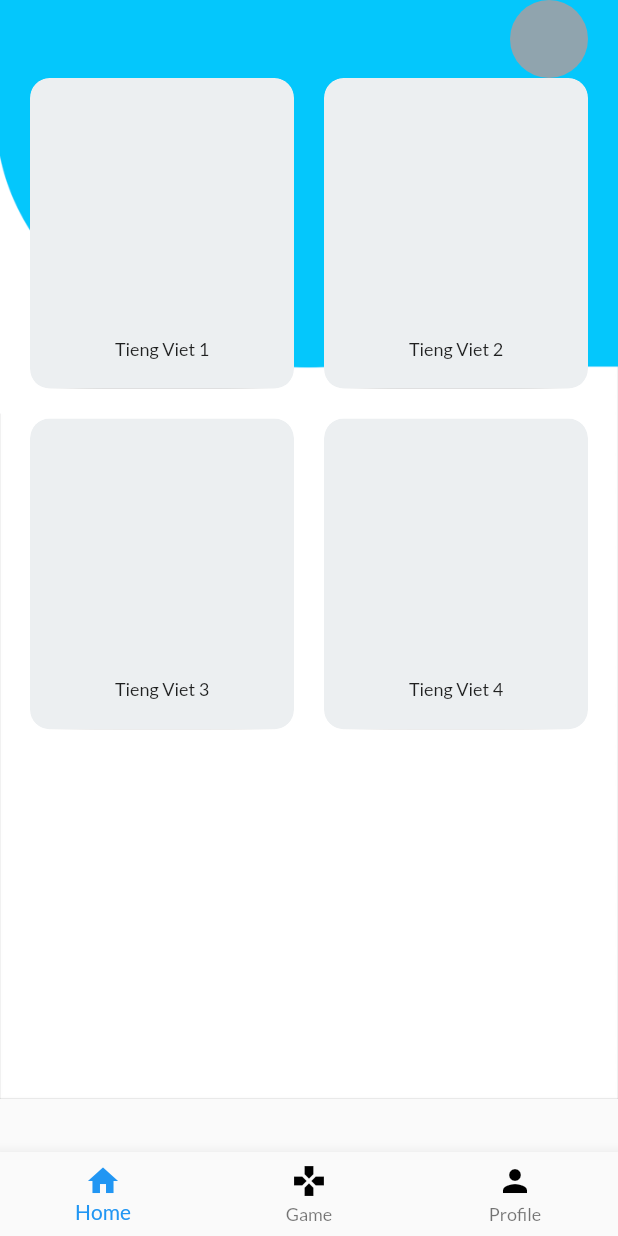
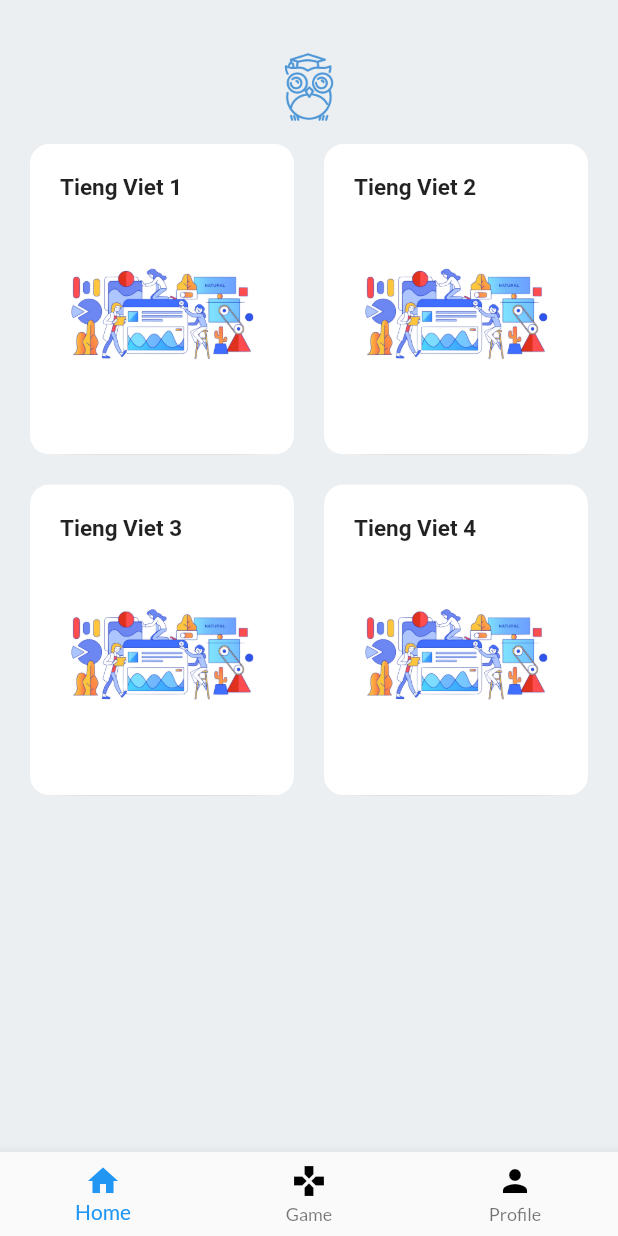
Before and after one commit to nguynduyanh169/vietnamese_learning, a Flutter app: the screen it shows after launch, after a tap on an icon or button, on a phone screen of 412 x 824 dp. Run offline on Flutter 3.47's test engine with Material 2 defaults, Android fonts, the phone set to English and light mode, and no system bars; our stand-ins replace flutter_signin_button, flutter_svg, google_fonts, percent_indicator.

Commit message:
fix home screen and add lesson detail screen

```diff
--- a/lib/src/resources/home_page.dart
+++ b/lib/src/resources/home_page.dart
@@ -30,7 +30,9 @@ class _HomePageState extends State<HomePage> {
   @override
   Widget build(BuildContext context) {
     return Scaffold(
+
       body: tabs[_currentIndex],
+      backgroundColor: Colors.blueGrey[50],
       bottomNavigationBar: BottomNavigationBar(
         type: BottomNavigationBarType.fixed,
         items: [
--- a/lib/src/resources/home_screen.dart
+++ b/lib/src/resources/home_screen.dart
@@ -1,6 +1,6 @@
 import 'package:flutter/material.dart';
+import 'package:vietnamese_learning/src/resources/lesson_detail.dart';
 import 'package:vietnamese_learning/src/widgets/category_card.dart';
-import 'package:vietnamese_learning/src/widgets/search_bar.dart';
 
 class HomeScreen extends StatefulWidget{
   HomeScreen({Key key}) : super(key: key);
@@ -15,30 +15,18 @@ class _HomeScreenState extends State<HomeScreen>{
   Widget build(BuildContext context) {
     // TODO: implement build
     return Stack(children: <Widget>[
-      Container(
-        decoration: BoxDecoration(
-          image: DecorationImage(
-            alignment: Alignment.topCenter,
-            image: AssetImage("assets/images/background.png"),
-          ),
-        ),
-      ),
-      SafeArea(
-        child: Padding(
-          padding: const EdgeInsets.symmetric(horizontal: 20),
+    Padding(
+          padding: const EdgeInsets.symmetric(horizontal: 20, vertical: 20),
           child: Column(
             crossAxisAlignment: CrossAxisAlignment.start,
             children: <Widget>[
-              Align(
-                alignment: Alignment.topRight,
-                child: Container(
-                  alignment: Alignment.center,
-                  height: 52,
-                  width: 52,
-                  decoration: BoxDecoration(
-                    color: Colors.blueGrey[300],
-                    shape: BoxShape.circle,
-                  ),
+              Container(
+                padding: const EdgeInsets.symmetric(vertical: 13),
+                alignment: Alignment.center,
+                child: Image(
+                    width: 50,
+                    height: 50,
+                    image: AssetImage('assets/images/logolearning.png')
                 ),
               ),
               Expanded(
@@ -50,22 +38,29 @@ class _HomeScreenState extends State<HomeScreen>{
                   children: <Widget>[
                     CategoryCard(
                       title: "Tieng Viet 1",
-                      svgSrc: "assets/images/tiengviet1.svg",
-                      press: () {},
+                      svgSrc: "assets/images/logo.png",
+                      press: () {
+                        Navigator.push(
+                            context,
+                            MaterialPageRoute(builder: (context){
+                              return LessonDetail();
+                            }),
+                        );
+                      },
                     ),
                     CategoryCard(
                       title: "Tieng Viet 2",
-                      svgSrc: "assets/images/tiengviet1.svg",
+                      svgSrc: "assets/images/logo.png",
                       press: () {},
                     ),
                     CategoryCard(
                       title: "Tieng Viet 3",
-                      svgSrc: "assets/images/tiengviet1.svg",
+                      svgSrc: "assets/images/logo.png",
                       press: () {},
                     ),
                     CategoryCard(
                       title: "Tieng Viet 4",
-                      svgSrc: "assets/images/tiengviet1.svg",
+                      svgSrc: "assets/images/logo.png",
                       press: () {},
                     ),
                   ],
@@ -74,7 +69,6 @@ class _HomeScreenState extends State<HomeScreen>{
             ],
           ),
         ),
-      )
     ]);
   }
 }
--- /dev/null
+++ b/lib/src/resources/lesson_detail.dart
@@ -0,0 +1,18 @@
+import 'package:flutter/material.dart';
+
+class LessonDetail extends StatefulWidget{
+  LessonDetail({Key key}) : super(key: key);
+
+  @override
+  _LessonDetailState createState() => _LessonDetailState();
+
+}
+
+class _LessonDetailState extends State<LessonDetail>{
+  @override
+  Widget build(BuildContext context) {
+    return Scaffold(
+      backgroundColor: Colors.red,
+    );
+  }
+}
--- a/lib/src/resources/login_page.dart
+++ b/lib/src/resources/login_page.dart
@@ -31,6 +31,9 @@ class _LoginPageState extends State<LoginPage> {
               ),
               SizedBox(height: 50),
               MaterialButton(
+                shape: RoundedRectangleBorder(
+                  borderRadius: BorderRadius.circular(100.0),
+                ),
                 child: button('Google', 'assets/images/google_logo.png'),
                 onPressed: (){
                   Navigator.of(context).push(
@@ -57,6 +60,9 @@ class _LoginPageState extends State<LoginPage> {
               ),
               SizedBox(height: 13),
               MaterialButton(
+                shape: RoundedRectangleBorder(
+                    borderRadius: BorderRadius.circular(100.0),
+                ),
                 child: button('Facebook', 'assets/images/facebook_logo.png', Colors.white),
                   onPressed: (){
 
@@ -65,6 +71,9 @@ class _LoginPageState extends State<LoginPage> {
               ),
               SizedBox(height: 13),
               MaterialButton(
+                shape: RoundedRectangleBorder(
+                  borderRadius: BorderRadius.circular(100.0),
+                ),
                   child: button('Apple', 'assets/images/apple_logo.png', Colors.white),
                   onPressed: (){
 
--- a/lib/src/widgets/category_card.dart
+++ b/lib/src/widgets/category_card.dart
@@ -1,5 +1,6 @@
 import 'package:flutter/material.dart';
 import 'package:flutter_svg/flutter_svg.dart';
+import 'package:google_fonts/google_fonts.dart';
 
 class CategoryCard extends StatelessWidget {
   final String svgSrc;
@@ -31,23 +32,33 @@ class CategoryCard extends StatelessWidget {
           ],
         ),
         child: Material(
-          color: Colors.transparent,
+          color: Colors.white,
           child: InkWell(
             onTap: press,
             child: Padding(
               padding: const EdgeInsets.all(20.0),
               child: Column(
                 children: <Widget>[
+                  Container(
+                    alignment: Alignment.topLeft,
+                    child: Text(
+                      title,
+                      style: GoogleFonts.roboto(
+                        textStyle: TextStyle(
+                          fontWeight: FontWeight.bold,
+                          fontSize: 15,
+                        ),
+                      ),
+                    ),
+                  ),
                   Spacer(),
-                  SvgPicture.asset(svgSrc),
-                  Spacer(),
-                  Text(
-                    title,
-                    textAlign: TextAlign.center,
-                    style: Theme.of(context)
-                        .textTheme
-                        .title
-                        .copyWith(fontSize: 12),
+                  Container(
+                    alignment: Alignment.bottomRight,
+                    child: Image(
+                      width: 150,
+                      height: 150,
+                      image: AssetImage(svgSrc),
+                    ),
                   )
                 ],
               ),
--- a/lib/src/widgets/sign_in_button.dart
+++ b/lib/src/widgets/sign_in_button.dart
@@ -2,7 +2,7 @@ import 'package:flutter/material.dart';
 
 Widget button(title, uri, [ color = const Color.fromRGBO(68, 68, 76, .8) ]) {
   return Container(
-    width: 260.0,
+    width: 300.0,
     height: 60.0,
     child: Center(
       child: Row(
--- a/pubspec.yaml
+++ b/pubspec.yaml
@@ -33,4 +33,8 @@ flutter:
      - assets/images/vietnameselearn.png
      - assets/images/background.png
      - assets/images/tiengviet1.svg
+     - assets/images/xinchaovietnam.png
      - assets/images/profile.png
+     - assets/images/logo.png
+     - assets/images/vietnameselearnlogo.png
+     - assets/images/logolearning.png
```
Also changed, not shown: assets/images/logo.png (added), assets/images/logolearning.png (added), assets/images/vietnameselearnlogo.png (added), assets/images/xinchaovietnam.png (added).
